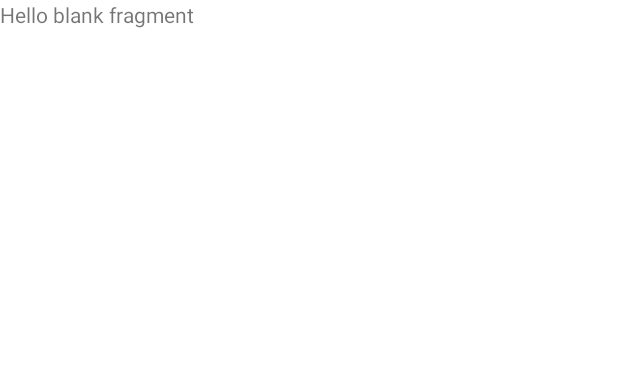
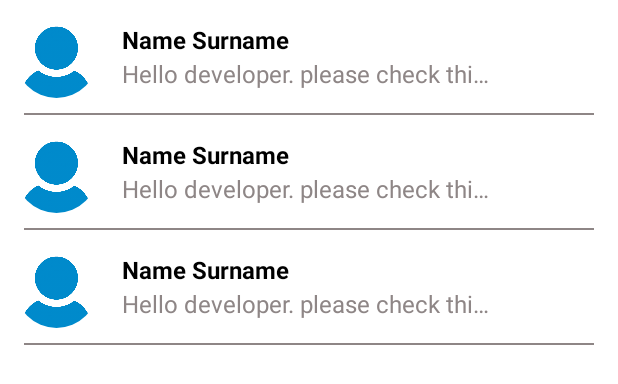
Before and after one commit to AlexKuz13/LearningAssistant, an Android app: the layout fragment_messages.xml on its own in the app's theme, with its tools: preview values and no code run, on a phone screen of 412 x 824 dp. Shown: the top 384 px of the screen. Run offline under Robolectric (Android 15) with nearby library versions, the phone set to English and light mode, and no system bars.

Commit message:
END CHAT LIST

```diff
--- a/app/src/main/java/com/example/learningassistant/models/Chat.kt
+++ b/app/src/main/java/com/example/learningassistant/models/Chat.kt
@@ -2,6 +2,6 @@ package com.example.learningassistant.models
 
 data class Chat(
     var id:String="",
-    var photoUrl:String="empty",
-    var last_message:String=""
+    var last_message:String="",
+    var timeStamp: Any?=""
 )
--- /dev/null
+++ b/app/src/main/res/layout/chat_item.xml
@@ -0,0 +1,53 @@
+<?xml version="1.0" encoding="utf-8"?>
+<androidx.constraintlayout.widget.ConstraintLayout xmlns:android="http://schemas.android.com/apk/res/android"
+    android:id="@+id/chat_profile"
+    android:layout_width="match_parent"
+    android:layout_height="wrap_content"
+    xmlns:tools="http://schemas.android.com/tools"
+    android:clickable="true"
+    android:background="@drawable/ripple_effect"
+    xmlns:app="http://schemas.android.com/apk/res-auto"
+    android:focusable="true">
+
+    <de.hdodenhof.circleimageview.CircleImageView
+        android:id="@+id/chat_profile_photo"
+        android:layout_width="@dimen/size_circle_image"
+        android:layout_height="@dimen/size_circle_image"
+        android:layout_margin="@dimen/small_margin"
+        android:src="@drawable/default_photo_black"
+        app:layout_constraintStart_toStartOf="parent"
+        app:layout_constraintTop_toTopOf="parent" />
+
+    <TextView
+        android:id="@+id/chat_profile_fullname"
+        style="@style/text_nav_menu_header"
+        android:textSize="@dimen/normal_text"
+        android:textStyle="bold"
+        android:layout_marginTop="5dp"
+        android:textColor="@color/black"
+        app:layout_constraintStart_toEndOf="@id/chat_profile_photo"
+        app:layout_constraintTop_toTopOf="@id/chat_profile_photo"
+        tools:text="@string/nav_menu_header_defalt_fullname"
+         />
+    <TextView
+        android:id="@+id/chat_profile_message"
+        style="@style/text_nav_menu_header"
+        android:textSize="@dimen/normal_text"
+        android:textColor="@color/grey"
+        android:layout_marginBottom="5dp"
+        android:maxWidth="250dp"
+        android:ellipsize="end"
+        android:maxLines="1"
+        app:layout_constraintStart_toEndOf="@id/chat_profile_photo"
+        app:layout_constraintBottom_toBottomOf="@id/chat_profile_photo"
+        android:text="Hello developer. please check this message for long length. max length to 50 characters"
+        />
+
+    <View
+        style="@style/separator"
+
+        app:layout_constraintTop_toBottomOf="@id/chat_profile_photo"
+        app:layout_constraintStart_toStartOf="parent"
+        app:layout_constraintEnd_toEndOf="parent"/>
+
+</androidx.constraintlayout.widget.ConstraintLayout>
--- a/app/src/main/res/layout/fragment_messages.xml
+++ b/app/src/main/res/layout/fragment_messages.xml
@@ -1,14 +1,20 @@
 <?xml version="1.0" encoding="utf-8"?>
-<FrameLayout xmlns:android="http://schemas.android.com/apk/res/android"
+<androidx.constraintlayout.widget.ConstraintLayout xmlns:android="http://schemas.android.com/apk/res/android"
     xmlns:tools="http://schemas.android.com/tools"
     android:layout_width="match_parent"
     android:layout_height="match_parent"
+    xmlns:app="http://schemas.android.com/apk/res-auto"
     tools:context=".ui.fragments.messages.MessagesFragment">
 
+    <androidx.recyclerview.widget.RecyclerView
+        android:id="@+id/task_recycler_view"
+        android:layout_width="match_parent"
+        android:layout_height="0dp"
+        tools:listitem="@layout/chat_item"
+        app:layout_constraintBottom_toBottomOf="parent"
+        app:layout_constraintEnd_toEndOf="parent"
+        app:layout_constraintStart_toStartOf="parent"
+        app:layout_constraintTop_toTopOf="parent"/>
 
-    <TextView
-        android:layout_width="match_parent"
-        android:layout_height="match_parent"
-        android:text="@string/hello_blank_fragment" />
 
-</FrameLayout>
+</androidx.constraintlayout.widget.ConstraintLayout>
```
Also changed, not shown: app/src/main/java/com/example/learningassistant/database/appDatabaseHelper.kt (+18 -1 lines), app/src/main/java/com/example/learningassistant/models/Rating.kt (added, +7 -0 lines), app/src/main/java/com/example/learningassistant/ui/adapters/ChatAdapter.kt (added, +61 -0 lines), app/src/main/java/com/example/learningassistant/ui/fragments/messages/MessagesFragment.kt (+56 -0 lines), app/src/main/res/drawable/default_photo_black.png (added).
